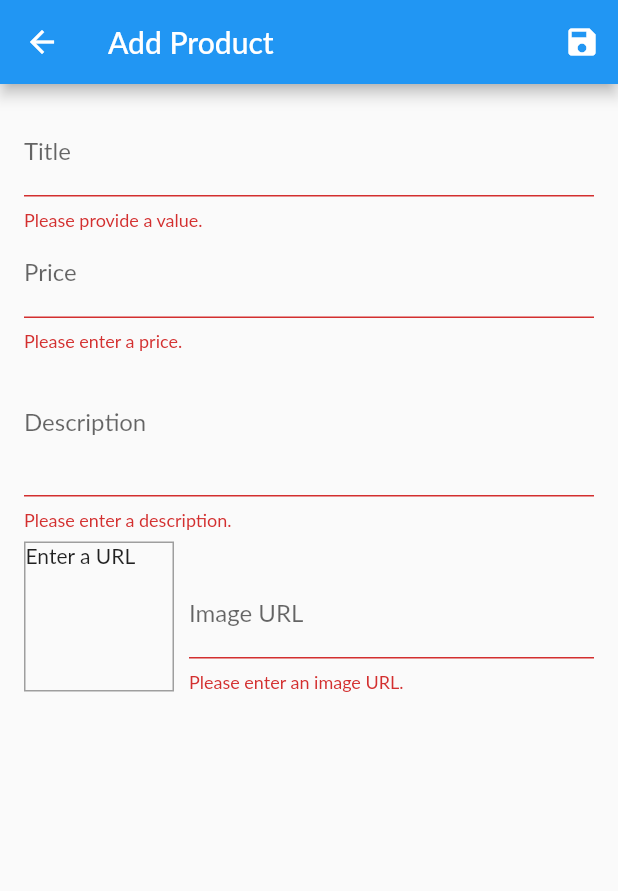
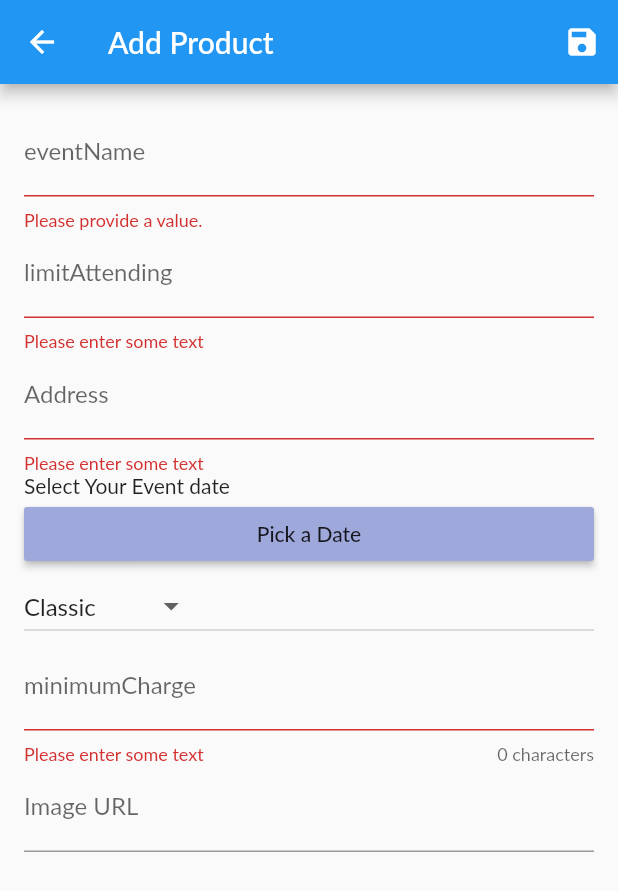
Before and after one commit to monikaMagdy/Event-Ogranizer, a Flutter app: the EditProductScreen screen opened by its route, after a tap on the "save" icon, on a phone screen of 412 x 824 dp. Shown: the top 891 px of the screen. Run offline on Flutter 3.47's test engine with Material 2 defaults, Android fonts, the phone set to English and light mode, and no system bars; our stand-ins replace cloud_firestore, firebase_auth, firebase_core, shared_preferences, simple_animations; accounts and stored records are empty; generated files the repository leaves out were written again; Roboto replaces fonts that are missing (Lato).

Commit message:
edit event and authen

```diff
--- a/lib/create_event.dart
+++ b/lib/create_event.dart
@@ -148,12 +148,6 @@ class MyCustomFormState extends State<MyCustomForm> {
                   eventName = eventname;
                 },
               ),
-              Text(
-                'Event Dress Code',
-                style: TextStyle(
-                  fontSize: 20,
-                ),
-              ),
               DropdownButtonFormField(
                 focusColor: Colors.indigo[200],
                 value: eventDresscode,
--- a/lib/main.dart
+++ b/lib/main.dart
@@ -8,6 +8,7 @@ import 'package:flutter/material.dart'
         Widget,
         WidgetsFlutterBinding,
         runApp;
+import 'package:mobile_project/provider/AddUserScreen.dart';
 import 'package:mobile_project/provider/events.dart';
 import 'package:mobile_project/models/cart.dart';
 import 'package:mobile_project/models/orders.dart';
@@ -76,7 +77,7 @@ class MyApp extends StatelessWidget {
             accentColor: Colors.cyan,
             fontFamily: 'Lato',
           ),
-          home: EditProductScreen(),
+          home: SignUpForm(),
           routes: {
             ProductDetailScreen.routeName: (ctx) => ProductDetailScreen(),
             CartScreen.routeName: (ctx) => CartScreen(),
--- a/lib/provider/events.dart
+++ b/lib/provider/events.dart
@@ -6,7 +6,7 @@ import '../models/event.dart';
 import 'package:flutter/foundation.dart';
 
 class Events extends ChangeNotifier {
-  final String urll = "https://event-ogranizer-default-rtdb.firebaseio.com";
+  String url = 'https://event-1d68b-default-rtdb.firebaseio.com/events.json';
   List<Event> eventDB = [];
   String authToken;
   String userId;
@@ -24,13 +24,10 @@ class Events extends ChangeNotifier {
   }
 
   Future<void> fetchAndSetProducts() async {
-    const url =
-        'https://event-ogranizer-default-rtdb.firebaseio.com/events.json';
     try {
       final response = await http.get(url);
-      //print(json.decode(response.body));
       final dbData = json.decode(response.body) as Map<String, dynamic>;
-      final List<Event> dbProducts = [];
+      final dbProducts = <Event>[];
       dbData.forEach((key, data) {
         dbProducts.add(Event(
           id: key,
@@ -42,6 +39,7 @@ class Events extends ChangeNotifier {
         ));
       });
       eventDB = dbProducts;
+      print(eventDB);
       notifyListeners();
     } on Exception catch (e) {
       print(e.toString());
@@ -50,40 +48,44 @@ class Events extends ChangeNotifier {
   }
 
   Future<void> addEvent(Event product) async {
-    final url = '$urll/events.json?auth=$authToken';
-    try {
-      final response = await http.post(
-        url,
+    return http
+        .post(url,
             body: json.encode({
-          'event Name': product.eventName,
-          'eventCode': product.eventCode,
-          'imageUrl': product.image,
-          'minimum Charge': product.minimumCharge,
-          'ownerId': userId,
-        }),
-      );
+              'eventName': product.eventName,
+              'limitAttending': product.limitAttending,
+              'address': product.address,
+              'date': product.date,
+              'dresscode': product.dresscode,
+              'minimumCharge': product.minimumCharge,
+              'image': product.image,
+            }))
+        .then((res) {
+      if (res.statusCode <= 400) {
         final newProduct = Event(
           eventName: product.eventName,
-        eventCode: product.eventCode,
+          limitAttending: product.limitAttending,
+          address: product.address,
+          date: product.date,
+          image: product.image,
+          dresscode: product.dresscode,
           minimumCharge: product.minimumCharge,
-        image: product.image,
-        id: json.decode(response.body)['name'],
+          eventCode: json.decode(res.body)['eventName'],
         );
-      eventDB.add(newProduct);
+        eventDB.add(product);
         notifyListeners();
-    } catch (error) {
-      print(error);
-      throw error;
       }
+    });
   }
 
   Future<void> updateEvent(String id, Event newProduct) async {
+    String url =
+        'https://event-1d68b-default-rtdb.firebaseio.com/events/$id.json';
+
     final prodIndex = eventDB.indexWhere((prod) => prod.id == id);
     if (prodIndex >= 0) {
-      final url = '$urll/events.json?auth=$authToken';
       await http.patch(url,
           body: json.encode({
-            'event Name': newProduct.eventName,
+            'eventName': newProduct.eventName,
             'eventCode': newProduct.eventCode,
             'imageUrl': newProduct.image,
             'minimum Charge': newProduct.minimumCharge,
@@ -96,17 +98,27 @@ class Events extends ChangeNotifier {
   }
 
   Future<void> deleteEvent(String id) async {
-    final url = '$urll/$id.json?auth=$authToken';
+    final String url =
+        'https://event-1d68b-default-rtdb.firebaseio.com/events/$id.json';
+
     final existingProductIndex = eventDB.indexWhere((prod) => prod.id == id);
     var existingProduct = eventDB[existingProductIndex];
-    eventDB.removeAt(existingProductIndex);
-    notifyListeners();
-    final response = await http.delete(url);
-    if (response.statusCode >= 400) {
+    eventDB.remove(existingProductIndex);
+    await http.delete(url).then((res) {
+      if (res.statusCode >= 400) {
         eventDB.insert(existingProductIndex, existingProduct);
         notifyListeners();
-      throw HttpException('Could not delete product.');
+        print(res.statusCode);
       }
-    existingProduct = null;
+    });
+    notifyListeners();
+    // notifyListeners();
+    //final response = await http.delete(url);
+    //if (response.statusCode >= 400) {
+    //  eventDB.insert(existingProductIndex, existingProduct);
+    //  notifyListeners();
+    //  throw HttpException('Could not delete product.');
+    //}
+    //existingProduct = null;
   }
 }
--- a/lib/provider/userAddNotifier.dart
+++ b/lib/provider/userAddNotifier.dart
@@ -138,9 +138,9 @@ class UserAddNotifer extends ChangeNotifier {
 
   Future<void> login(String email, String password) {
     return _authenticate(email, password);
-  }
+  }*/
 
-  /* Future<bool> autoLogin() async {
+  Future<bool> autoLogin() async {
     final prefs = await SharedPreferences.getInstance();
     if (!prefs.containsKey('MIUShop_User')) {
       return false;
@@ -168,7 +168,7 @@ class UserAddNotifer extends ChangeNotifier {
     return true;
   }
 
-  Future<void> signup(User user) async {
+  /*Future<void> signup(User user) async {
     return http
         .post(url,
             body: json.encode({
@@ -242,7 +242,7 @@ class UserAddNotifer extends ChangeNotifier {
       userList[userIndex] = newUser;
       notifyListeners();
     }
-  }
+  }*/
 
   Future<void> logout() async {
     _token = null;
@@ -265,7 +265,7 @@ class UserAddNotifer extends ChangeNotifier {
     _authTimer = Timer(_expiryDate.difference(DateTime.now()), logout);
   }
 
-  /*void deleteUser(String id) {
+  /* void deleteUser(String id) {
     final String url =
         'https://event-ogranizer-default-rtdb.firebaseio.com/users/$id.json';
     final existingIndex = userList.indexWhere((element) => element.id == id);
@@ -279,5 +279,5 @@ class UserAddNotifer extends ChangeNotifier {
       }
     });
     notifyListeners();
-  }*/*/*/
+  }*/
 }
--- a/lib/screens/edit_product_screen.dart
+++ b/lib/screens/edit_product_screen.dart
@@ -13,11 +13,21 @@ class EditProductScreen extends StatefulWidget {
 }
 
 class _EditProductScreenState extends State<EditProductScreen> {
+  String eventDresscode = 'classic';
+  DateTime _dateTime;
   final _priceFocusNode = FocusNode();
   final _descriptionFocusNode = FocusNode();
   final _imageUrlController = TextEditingController();
   final _imageUrlFocusNode = FocusNode();
   final _form = GlobalKey<FormState>();
+
+  final List<String> items = <String>[
+    'Classic',
+    'Halloween',
+    'Fancy Dress',
+    'semi-Fromal'
+  ];
+
   var _editedProduct = Event(
     id: null,
     eventCode: 0,
@@ -44,6 +54,7 @@ class _EditProductScreenState extends State<EditProductScreen> {
   @override
   void initState() {
     _imageUrlFocusNode.addListener(_updateImageUrl);
+    eventDresscode = items[0];
     super.initState();
   }
 
@@ -163,8 +174,10 @@ class _EditProductScreenState extends State<EditProductScreen> {
                 child: ListView(
                   children: <Widget>[
                     TextFormField(
-                      initialValue: _initValues['title'],
-                      decoration: InputDecoration(labelText: 'Title'),
+                      initialValue: _initValues['eventName'],
+                      decoration: InputDecoration(
+                        labelText: 'eventName',
+                      ),
                       textInputAction: TextInputAction.next,
                       onFieldSubmitted: (_) {
                         FocusScope.of(context).requestFocus(_priceFocusNode);
@@ -178,81 +191,153 @@ class _EditProductScreenState extends State<EditProductScreen> {
                       onSaved: (value) {
                         _editedProduct = Event(
                             eventName: value,
+                            limitAttending: _editedProduct.limitAttending,
+                            address: _editedProduct.address,
+                            date: _editedProduct.date,
+                            dresscode: _editedProduct.dresscode,
                             minimumCharge: _editedProduct.minimumCharge,
-                            limitAttending: _editedProduct.limitAttending,
-                            date: _editedProduct.date,
-                            address: _editedProduct.address,
-                            dresscode: _editedProduct.dresscode,
                             image: _editedProduct.image,
                             eventCode: _editedProduct.eventCode,
                             isFavorite: _editedProduct.isFavorite);
                       },
                     ),
                     TextFormField(
-                      initialValue: _initValues['price'],
-                      decoration: InputDecoration(labelText: 'Price'),
+                      keyboardType: TextInputType.number,
                       textInputAction: TextInputAction.next,
-                      keyboardType: TextInputType.number,
-                      focusNode: _priceFocusNode,
                       onFieldSubmitted: (_) {
-                        FocusScope.of(context)
-                            .requestFocus(_descriptionFocusNode);
+                        FocusScope.of(context).requestFocus(_priceFocusNode);
                       },
+                      decoration: const InputDecoration(
+                        labelText: 'limitAttending',
+                      ),
                       validator: (value) {
                         if (value.isEmpty) {
-                          return 'Please enter a price.';
+                          return 'Please enter some text';
                         }
-                        if (double.tryParse(value) == null) {
-                          return 'Please enter a valid number.';
-                        }
-                        if (double.parse(value) <= 0) {
-                          return 'Please enter a number greater than zero.';
+                        if (value.length < 2 || value.length > 4) {
+                          return 'check capcity';
                         }
                         return null;
                       },
                       onSaved: (value) {
                         _editedProduct = Event(
                             eventName: value,
+                            limitAttending: _editedProduct.limitAttending,
+                            address: _editedProduct.address,
+                            date: _editedProduct.date,
+                            dresscode: _editedProduct.dresscode,
                             minimumCharge: _editedProduct.minimumCharge,
-                            limitAttending: _editedProduct.limitAttending,
-                            date: _editedProduct.date,
-                            address: _editedProduct.address,
-                            dresscode: _editedProduct.dresscode,
                             image: _editedProduct.image,
                             eventCode: _editedProduct.eventCode,
                             isFavorite: _editedProduct.isFavorite);
                       },
                     ),
                     TextFormField(
-                      initialValue: _initValues['description'],
-                      decoration: InputDecoration(labelText: 'Description'),
-                      maxLines: 3,
-                      keyboardType: TextInputType.multiline,
-                      focusNode: _descriptionFocusNode,
+                      textInputAction: TextInputAction.next,
+                      onFieldSubmitted: (_) {
+                        FocusScope.of(context).requestFocus(_priceFocusNode);
+                      },
+                      decoration: const InputDecoration(
+                        labelText: 'Address',
+                        hintText: 'Address',
+                      ),
                       validator: (value) {
                         if (value.isEmpty) {
-                          return 'Please enter a description.';
-                        }
-                        if (value.length < 10) {
-                          return 'Should be at least 10 characters long.';
+                          return 'Please enter some text';
+                        } else if (!RegExp('^^[a-zA-Z0-9]').hasMatch(value)) {
+                          return 'Enter Valid Username';
                         }
                         return null;
                       },
                       onSaved: (value) {
                         _editedProduct = Event(
                             eventName: value,
+                            limitAttending: _editedProduct.limitAttending,
+                            address: _editedProduct.address,
+                            date: _editedProduct.date,
+                            dresscode: _editedProduct.dresscode,
                             minimumCharge: _editedProduct.minimumCharge,
-                          limitAttending: _editedProduct.limitAttending,
-                          date: _editedProduct.date,
-                          address: _editedProduct.address,
-                          dresscode: _editedProduct.dresscode,
                             image: _editedProduct.image,
                             eventCode: _editedProduct.eventCode,
-                          isFavorite: _editedProduct.isFavorite,
+                            isFavorite: _editedProduct.isFavorite);
+                      },
+                    ),
+                    Text(
+                      _dateTime == null
+                          ? 'Select Your Event date'
+                          : _dateTime.toString(),
+                    ),
+                    RaisedButton(
+                        child: Text('Pick a Date'),
+                        color: Colors.indigo[200],
+                        onPressed: () {
+                          showDatePicker(
+                                  context: context,
+                                  initialDate: DateTime.now(),
+                                  firstDate: DateTime(2020),
+                                  lastDate: DateTime(2022))
+                              .then((date) {
+                            setState(() {
+                              _dateTime = date;
+                            });
+                          });
+                        }),
+                    DropdownButton(
+                      // decoration: InputDecoration(),
+                      focusColor: Colors.indigo[200],
+
+                      value: eventDresscode.isNotEmpty ? eventDresscode : null,
+                      onChanged: (var value) {
+                        setState(() {
+                          eventDresscode = value;
+                        });
+                      },
+
+                      /* onSaved: (value) {
+                        _editedProduct = Event(
+                            eventName: value,
+                            limitAttending: _editedProduct.limitAttending,
+                            address: _editedProduct.address,
+                            date: _editedProduct.date,
+                            dresscode: _editedProduct.dresscode,
+                            minimumCharge: _editedProduct.minimumCharge,
+                            image: _editedProduct.image,
+                            eventCode: _editedProduct.eventCode,
+                            isFavorite: _editedProduct.isFavorite);
+                      },*/
+                      items: items.map<DropdownMenuItem<String>>(
+                        (String dressCode) {
+                          return DropdownMenuItem<String>(
+                            child: Text(dressCode),
+                            value: dressCode,
                           );
                         },
+                      ).toList(),
                     ),
-                    Row(
+                    TextFormField(
+                      textInputAction: TextInputAction.next,
+                      onFieldSubmitted: (_) {
+                        FocusScope.of(context).requestFocus(_priceFocusNode);
+                      },
+                      keyboardType: TextInputType.number,
+                      decoration: const InputDecoration(
+                        labelText: 'minimumCharge',
+                        counterText: '0 characters',
+                      ),
+                      validator: (value) {
+                        if (value.isEmpty) {
+                          return 'Please enter some text';
+                        }
+                        if (value.length < 2 || value.length > 4) {
+                          return 'check capcity';
+                        }
+                        return null;
+                      },
+                      onSaved: (capacity) {
+                        capacity = capacity;
+                      },
+                    ),
+                    /*Row(
                       crossAxisAlignment: CrossAxisAlignment.end,
                       children: <Widget>[
                         Container(
@@ -276,13 +361,12 @@ class _EditProductScreenState extends State<EditProductScreen> {
                                     fit: BoxFit.cover,
                                   ),
                                 ),
-                        ),
+                        ),*/
                     Expanded(
                       child: Column(
                         children: [
                           TextFormField(
-                                decoration:
-                                    InputDecoration(labelText: 'Image URL'),
+                            decoration: InputDecoration(labelText: 'Image URL'),
                             keyboardType: TextInputType.url,
                             textInputAction: TextInputAction.done,
                             controller: _imageUrlController,
@@ -290,7 +374,7 @@ class _EditProductScreenState extends State<EditProductScreen> {
                             onFieldSubmitted: (_) {
                               _saveForm();
                             },
-                                validator: (value) {
+                            /* validator: (value) {
                                   if (value.isEmpty) {
                                     return 'Please enter an image URL.';
                                   }
@@ -304,13 +388,12 @@ class _EditProductScreenState extends State<EditProductScreen> {
                                     return 'Please enter a valid image URL.';
                                   }
                                   return null;
-                                },
+                                },*/
                             onSaved: (value) {
                               _editedProduct = Event(
                                 eventName: value,
                                 minimumCharge: _editedProduct.minimumCharge,
-                                    limitAttending:
-                                        _editedProduct.limitAttending,
+                                limitAttending: _editedProduct.limitAttending,
                                 date: _editedProduct.date,
                                 address: _editedProduct.address,
                                 dresscode: _editedProduct.dresscode,
@@ -325,10 +408,10 @@ class _EditProductScreenState extends State<EditProductScreen> {
                     ),
                   ],
                 ),
-                  ],
+                // ],
               ),
             ),
-            ),
+      //),
     );
   }
 }
```
Lines whose indentation alone changed are shown as unchanged.
